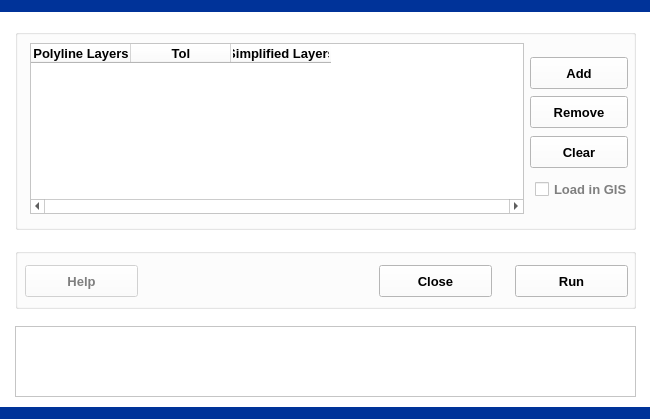
First picture: the form in 3VectorProcessing/3SimplifyPolylines/simplifypolylines.ui, repository leonard-psu/PIHMgis, before the edit.
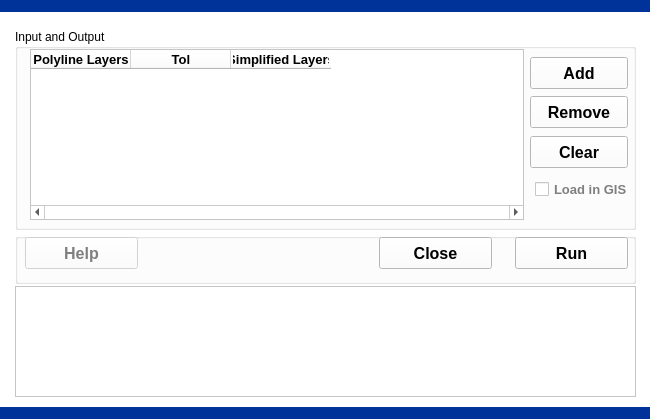
Second picture: the form after the edit.

```diff
--- a/3VectorProcessing/3SimplifyPolylines/simplifypolylines.ui
+++ b/3VectorProcessing/3SimplifyPolylines/simplifypolylines.ui
@@ -441,7 +441,7 @@
     </rect>
    </property>
    <property name="title">
-    <string/>
+    <string>Input and Output</string>
    </property>
    <widget class="QPushButton" name="pushButtonAdd">
     <property name="geometry">
@@ -455,7 +455,7 @@
     <property name="font">
      <font>
       <family>Arial</family>
-      <pointsize>10</pointsize>
+      <pointsize>12</pointsize>
       <weight>75</weight>
       <bold>true</bold>
      </font>
@@ -477,7 +477,7 @@
     <property name="geometry">
      <rect>
       <x>15</x>
-      <y>14</y>
+      <y>20</y>
       <width>494</width>
       <height>171</height>
      </rect>
@@ -485,7 +485,7 @@
     <property name="font">
      <font>
       <family>Arial</family>
-      <pointsize>10</pointsize>
+      <pointsize>11</pointsize>
       <weight>75</weight>
       <bold>true</bold>
      </font>
@@ -585,7 +585,7 @@
     <property name="font">
      <font>
       <family>Arial</family>
-      <pointsize>10</pointsize>
+      <pointsize>12</pointsize>
       <weight>75</weight>
       <bold>true</bold>
      </font>
@@ -642,7 +642,7 @@
     <property name="font">
      <font>
       <family>Arial</family>
-      <pointsize>10</pointsize>
+      <pointsize>12</pointsize>
       <weight>75</weight>
       <bold>true</bold>
      </font>
@@ -659,9 +659,9 @@
    <property name="geometry">
     <rect>
      <x>15</x>
-     <y>248</y>
+     <y>233</y>
      <width>621</width>
-     <height>61</height>
+     <height>51</height>
     </rect>
    </property>
    <property name="title">
@@ -674,7 +674,7 @@
     <property name="geometry">
      <rect>
       <x>10</x>
-      <y>17</y>
+      <y>4</y>
       <width>113</width>
       <height>32</height>
      </rect>
@@ -682,7 +682,7 @@
     <property name="font">
      <font>
       <family>Arial</family>
-      <pointsize>10</pointsize>
+      <pointsize>12</pointsize>
       <weight>75</weight>
       <bold>true</bold>
      </font>
@@ -698,7 +698,7 @@
     <property name="geometry">
      <rect>
       <x>364</x>
-      <y>17</y>
+      <y>4</y>
       <width>113</width>
       <height>32</height>
      </rect>
@@ -706,7 +706,7 @@
     <property name="font">
      <font>
       <family>Arial</family>
-      <pointsize>10</pointsize>
+      <pointsize>12</pointsize>
       <weight>75</weight>
       <bold>true</bold>
      </font>
@@ -722,7 +722,7 @@
     <property name="geometry">
      <rect>
       <x>500</x>
-      <y>17</y>
+      <y>4</y>
       <width>113</width>
       <height>32</height>
      </rect>
@@ -730,7 +730,7 @@
     <property name="font">
      <font>
       <family>Arial</family>
-      <pointsize>10</pointsize>
+      <pointsize>12</pointsize>
       <weight>75</weight>
       <bold>true</bold>
      </font>
@@ -1202,11 +1202,17 @@
    <property name="geometry">
     <rect>
      <x>15</x>
-     <y>326</y>
+     <y>286</y>
      <width>621</width>
-     <height>71</height>
+     <height>111</height>
     </rect>
    </property>
+   <property name="font">
+    <font>
+     <family>Arial</family>
+     <pointsize>11</pointsize>
+    </font>
+   </property>
    <property name="lineWrapMode">
     <enum>QTextEdit::NoWrap</enum>
    </property>
```
